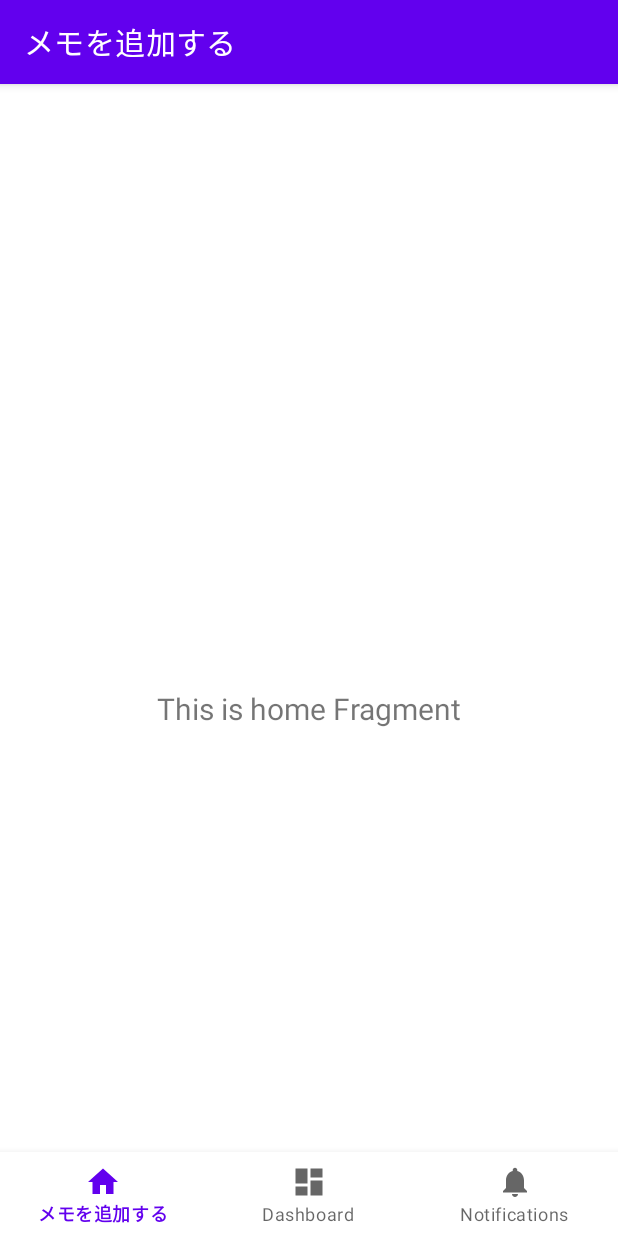
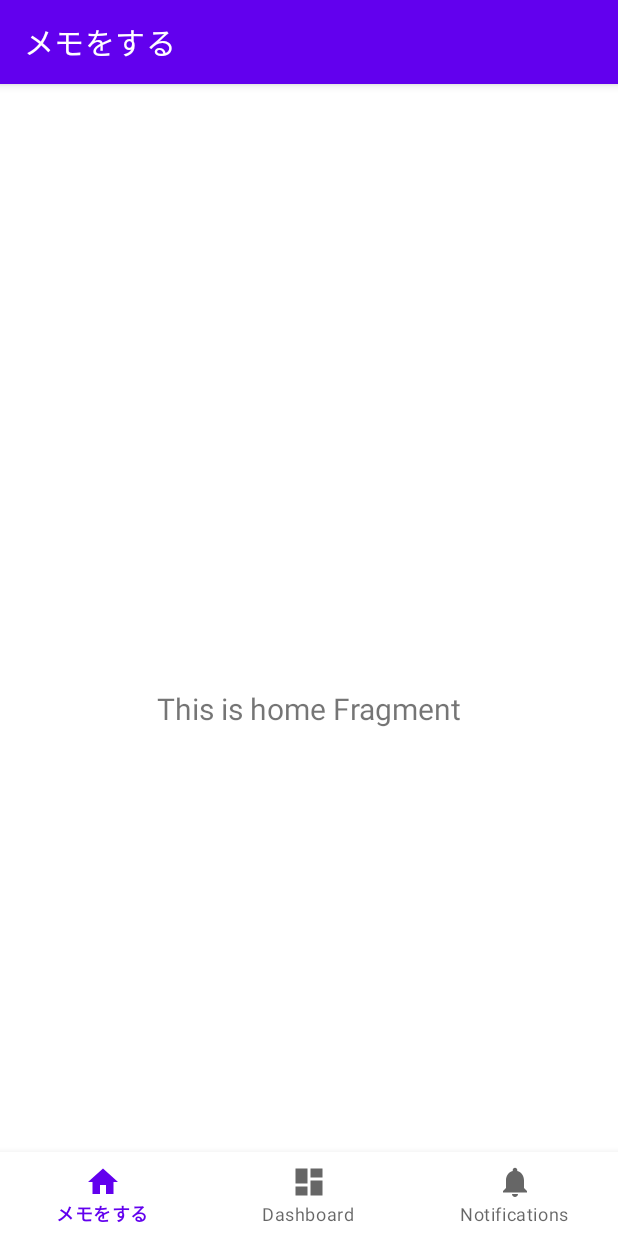
Before and after one commit to riverb00k/yao, an Android app: the screen it shows after launch (MainActivity), on a phone screen of 412 x 824 dp. Run offline under Robolectric (Android 15) with nearby library versions, the phone set to English and light mode, and no system bars; our stand-ins replace navigation-ui.

```diff
--- a/app/src/main/res/values/strings.xml
+++ b/app/src/main/res/values/strings.xml
@@ -1,6 +1,6 @@
 <resources>
     <string name="app_name">yao</string>
-    <string name="title_home">メモを追加する</string>
+    <string name="title_home">メモをする</string>
     <string name="title_dashboard">Dashboard</string>
     <string name="title_notifications">Notifications</string>
 </resources>
```
